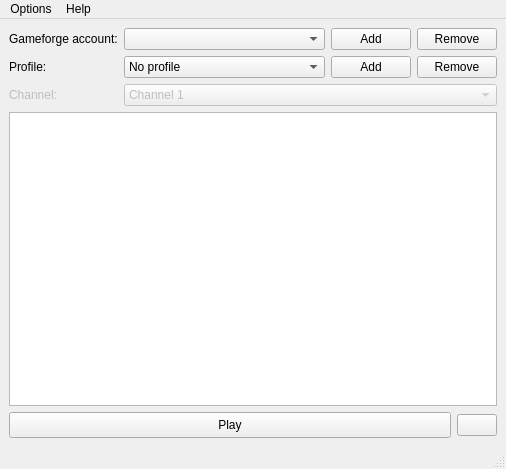
Old version of the form mainwindow.ui in the repository hatz2/GflessClient.
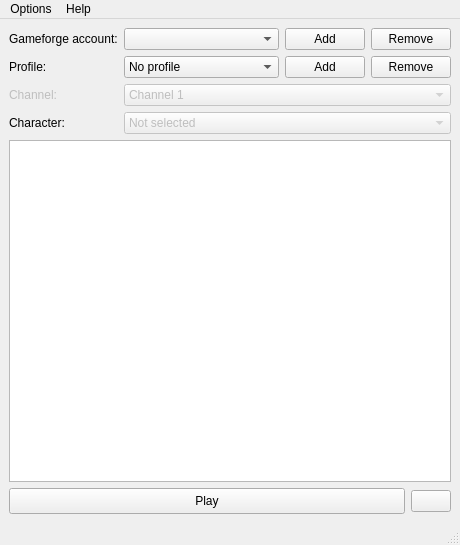
New version of the form. Icons and pictures are not drawn.

Commit message: Added character selection

```diff
--- a/mainwindow.ui
+++ b/mainwindow.ui
@@ -6,8 +6,8 @@
    <rect>
     <x>0</x>
     <y>0</y>
-    <width>506</width>
-    <height>469</height>
+    <width>460</width>
+    <height>545</height>
    </rect>
   </property>
   <property name="windowTitle">
@@ -138,6 +138,45 @@
         </item>
        </widget>
       </item>
+      <item row="3" column="0">
+       <widget class="QLabel" name="characterLabel">
+        <property name="text">
+         <string>Character:</string>
+        </property>
+       </widget>
+      </item>
+      <item row="3" column="1">
+       <widget class="QComboBox" name="characterComboBox">
+        <property name="enabled">
+         <bool>false</bool>
+        </property>
+        <item>
+         <property name="text">
+          <string>Not selected</string>
+         </property>
+        </item>
+        <item>
+         <property name="text">
+          <string>Slot 1</string>
+         </property>
+        </item>
+        <item>
+         <property name="text">
+          <string>Slot 2</string>
+         </property>
+        </item>
+        <item>
+         <property name="text">
+          <string>Slot 3</string>
+         </property>
+        </item>
+        <item>
+         <property name="text">
+          <string>Slot 4</string>
+         </property>
+        </item>
+       </widget>
+      </item>
      </layout>
     </item>
     <item>
@@ -188,7 +227,7 @@
     <rect>
      <x>0</x>
      <y>0</y>
-     <width>506</width>
+     <width>460</width>
      <height>21</height>
     </rect>
    </property>
```
The commit also changes 1 other file.
